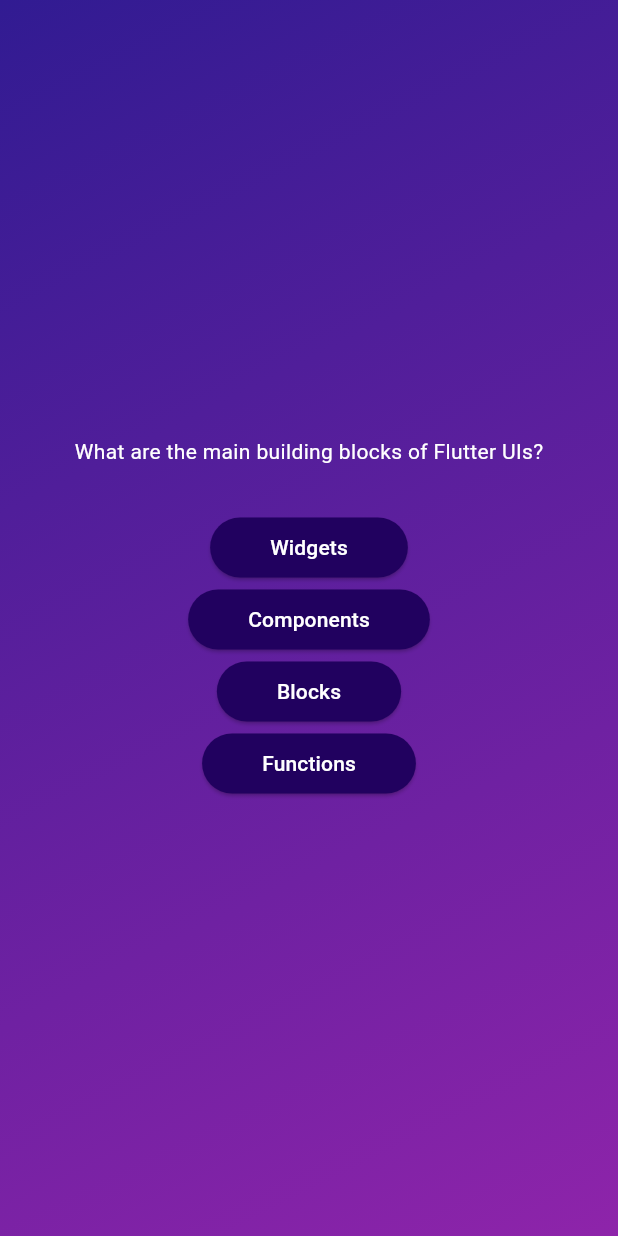
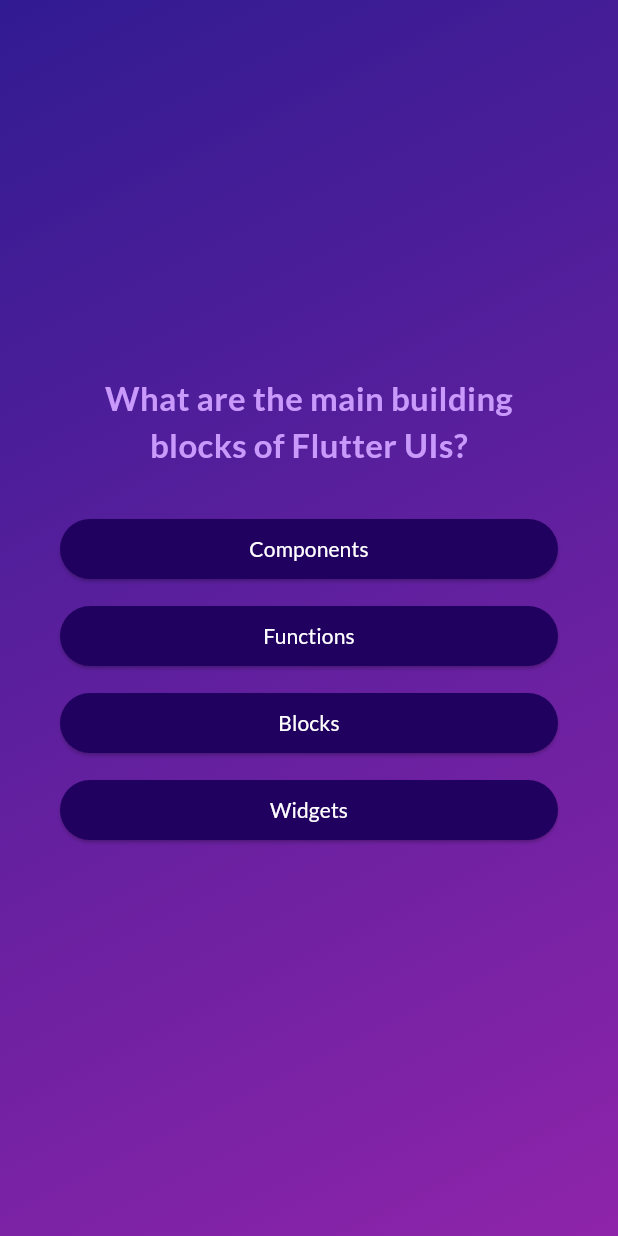
Before and after one commit to HimangshuDe/Flutter-Tuts, a Flutter app: the screen it shows after launch, after a tap on "Start Quiz", on a phone screen of 412 x 824 dp. Run offline on Flutter 3.47's test engine with Material 3 defaults, Android fonts, the phone set to English and light mode, and no system bars; our stand-ins replace google_fonts.

Commit message:
Changes made
> Questions will be displayed dynamically and will change on tapping on one answer option.

> Added margin to answer options for better visuals.

> Added a method to display answer choices in a shuffled manner.

> Added Google Fonts for the app.

PENDING:
=> Result screen will be added soon.

** All code files are under lib/ folder

```diff
--- a/lib/answer_button.dart
+++ b/lib/answer_button.dart
@@ -1,4 +1,5 @@
 import 'package:flutter/material.dart';
+import 'package:google_fonts/google_fonts.dart';
 
 class AnswerButton extends StatelessWidget {
   const AnswerButton({
@@ -12,7 +13,9 @@ class AnswerButton extends StatelessWidget {
 
   @override
   Widget build(BuildContext context) {
-    return ElevatedButton(
+    return Container(
+      margin: const EdgeInsets.only(bottom: 10),
+      child: ElevatedButton(
         style: ElevatedButton.styleFrom(
           padding: const EdgeInsets.symmetric(vertical: 10, horizontal: 40),
           backgroundColor: const Color.fromARGB(255, 33, 1, 95),
@@ -22,7 +25,12 @@ class AnswerButton extends StatelessWidget {
           ),
         ),
         onPressed: onTap,
-      child: Text(answerText),
+        child: Text(
+          answerText,
+          textAlign: TextAlign.center,
+          style: GoogleFonts.lato(),
+        ),
+      ),
     );
   }
 }
--- a/lib/home_screen.dart
+++ b/lib/home_screen.dart
@@ -1,4 +1,5 @@
 import 'package:flutter/material.dart';
+import 'package:google_fonts/google_fonts.dart';
 
 class HomeScreen extends StatelessWidget {
   const HomeScreen(this.function, {super.key});
@@ -19,7 +20,7 @@ class HomeScreen extends StatelessWidget {
           const SizedBox(height: 50),
           Text(
             "Learn Flutter the fun way!",
-            style: TextStyle(
+            style: GoogleFonts.lato(
               fontSize: 20,
               color: Colors.purple[200],
             ),
@@ -30,7 +31,10 @@ class HomeScreen extends StatelessWidget {
               foregroundColor: Colors.white,
             ),
             onPressed: function,
-            label: const Text("Start Quiz"),
+            label: Text(
+              "Start Quiz",
+              style: GoogleFonts.lato(),
+            ),
             icon: const Icon(Icons.arrow_right_alt),
           )
         ],
--- a/lib/models/quiz_question.dart
+++ b/lib/models/quiz_question.dart
@@ -3,4 +3,10 @@ class QuizQuestion {
 
   final String text;
   final List<String> answers;
+
+  List<String> getShuffledAnswers() {
+    final shuffledList = List.of(answers);
+    shuffledList.shuffle();
+    return shuffledList;
+  }
 }
--- a/lib/questions_screen.dart
+++ b/lib/questions_screen.dart
@@ -1,6 +1,7 @@
 import 'package:flutter/material.dart';
 import 'package:quiz_app/answer_button.dart';
 import 'package:quiz_app/data/questions.dart';
+import 'package:google_fonts/google_fonts.dart';
 
 class QuestionsScreen extends StatefulWidget {
   const QuestionsScreen({super.key});
@@ -10,26 +11,43 @@ class QuestionsScreen extends StatefulWidget {
 }
 
 class _QuestionsScreenState extends State<QuestionsScreen> {
-  @override
+  var currentQuestionIndex = 0;
+
+  void answerQuestion() {
+    setState(() {
+      currentQuestionIndex++;
+    });
+  }
+
   Widget build(context) {
-    final currentQuestion = questions[0];
+    if (currentQuestionIndex == questions.length) {
+      currentQuestionIndex = 0;
+    }
+    final currentQuestion = questions[currentQuestionIndex];
 
     return SizedBox(
       width: double.infinity,
+      child: Container(
+        margin: const EdgeInsets.all(40),
         child: Column(
           mainAxisAlignment: MainAxisAlignment.center,
+          crossAxisAlignment: CrossAxisAlignment.stretch,
           children: [
             Text(
               currentQuestion.text,
-            style: const TextStyle(color: Colors.white),
+              style: GoogleFonts.lato(
+                color: const Color.fromARGB(255, 201, 153, 251),
+                fontSize: 22,
+                fontWeight: FontWeight.bold,
+              ),
+              textAlign: TextAlign.center,
             ),
             const SizedBox(height: 30),
-          ...currentQuestion.answers.map(
-            (item) {
-              return AnswerButton(answerText: item, onTap: () {});
-            },
+            ...currentQuestion.getShuffledAnswers().map((item) {
+              return AnswerButton(answerText: item, onTap: answerQuestion);
+            }),
+          ],
         ),
-        ],
       ),
     );
   }
--- a/pubspec.yaml
+++ b/pubspec.yaml
@@ -35,6 +35,7 @@ dependencies:
   # The following adds the Cupertino Icons font to your application.
   # Use with the CupertinoIcons class for iOS style icons.
   cupertino_icons: ^1.0.6
+  google_fonts: ^6.2.0
 
 dev_dependencies:
   flutter_test:
```
Also changed, not shown: pubspec.lock, 1 other file. Lines whose indentation alone changed are shown as unchanged.
